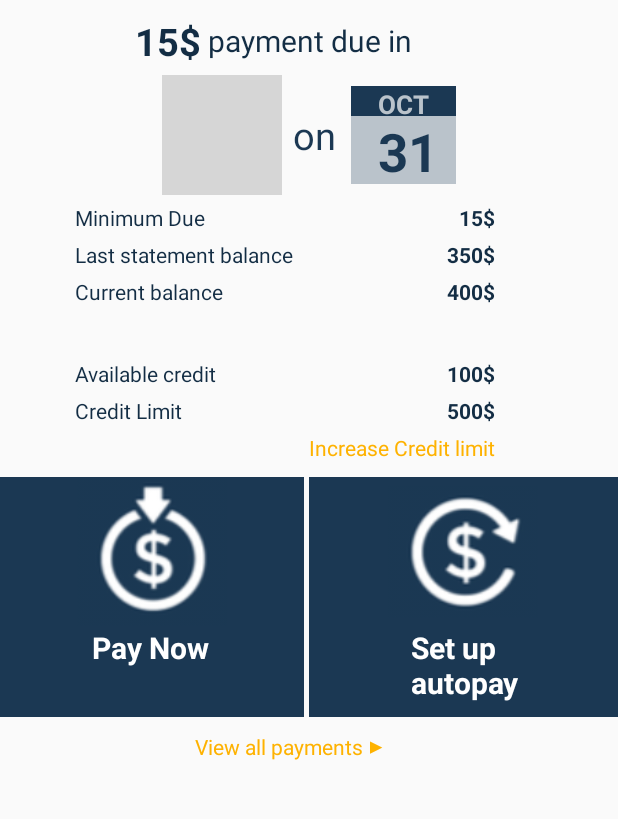
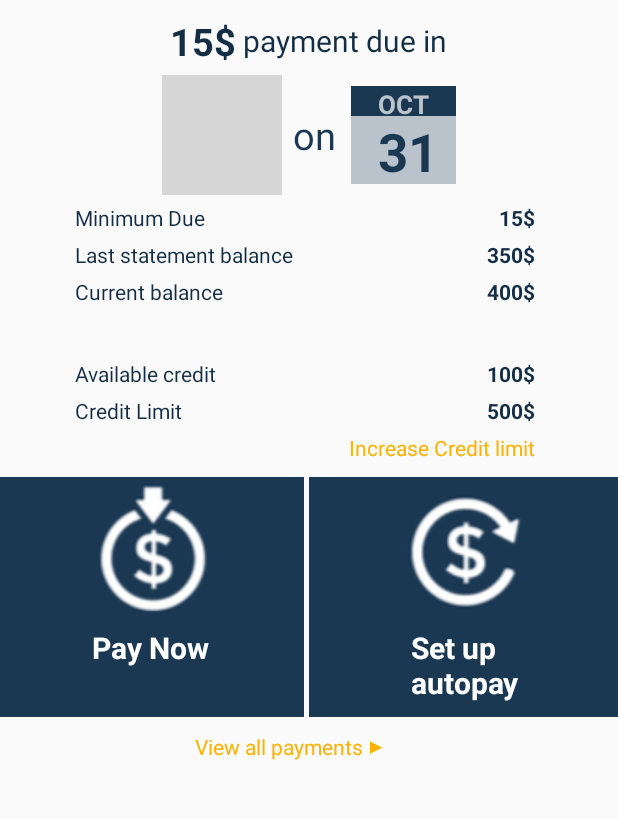
Before and after one commit to anshilbhansali/SelfScoreApp, an Android app: the PayBillActivity screen opened directly, with no data from a screen before it, on a phone screen of 412 x 824 dp, the part 84-903 px from its top. Run offline under Robolectric (Android 15) with nearby library versions, the phone set to English and light mode, and no system bars; plain views replace DonutProgress; grey boxes are pictures that could not be loaded.

```diff
--- a/app/src/main/java/com/selfscore/selfscoreapp/Activities/DashboardActivities/CreditAvailabilityActivity.java
+++ b/app/src/main/java/com/selfscore/selfscoreapp/Activities/DashboardActivities/CreditAvailabilityActivity.java
@@ -48,6 +48,7 @@ public class CreditAvailabilityActivity extends AppCompatActivity {
             }
         });
 
+        //POP UP BOX
         ImageView info_popup = (ImageView) findViewById(R.id.info_popup);
         final View popup = findViewById(R.id.pop_up);
         View close_b = popup.findViewById(R.id.close_popup);
--- a/app/src/main/res/drawable/my_button_applynow.xml
+++ b/app/src/main/res/drawable/my_button_applynow.xml
@@ -3,11 +3,11 @@
     android:shape="rectangle"
     android:padding="10dp">
     <!-- you can use any color you want I used here gray color-->
-    <solid android:color="#FF5C7286"/>
+    <solid android:color="#FF344C63"/>
     <corners android:bottomRightRadius="100dp"
         android:bottomLeftRadius="100dp"
         android:topLeftRadius="100dp"
         android:topRightRadius="100dp"/>
     <stroke android:width="2px"
-        android:color="#FF5C7286" />
+        android:color="#FF344C63" />
 </shape>
--- a/app/src/main/res/layout/activity_email_sent.xml
+++ b/app/src/main/res/layout/activity_email_sent.xml
@@ -106,7 +106,7 @@
 
             <Button
                 android:id="@+id/resend_button"
-                android:layout_width="230dp"
+                android:layout_width="250dp"
                 android:layout_height="wrap_content"
                 android:layout_marginTop="20dp"
                 android:text="Resend email"
--- a/app/src/main/res/layout/activity_my_profile.xml
+++ b/app/src/main/res/layout/activity_my_profile.xml
@@ -76,7 +76,7 @@
     <LinearLayout
         android:layout_width="match_parent"
         android:layout_height="70dp"
-        android:background="#e4e4e4"
+        android:background="#dee2e6"
         android:layout_marginTop="20dp"
         android:orientation="horizontal"
         android:paddingTop="8dp"
@@ -84,8 +84,8 @@
         >
 
         <ImageView
-            android:layout_width="50dp"
-            android:layout_height="50dp"
+            android:layout_width="45dp"
+            android:layout_height="45dp"
             android:src="@drawable/updateinfo_icon"
             android:layout_marginLeft="20dp"
             android:background="@drawable/updateinfo_icon"/>
--- a/app/src/main/res/layout/activity_paybill.xml
+++ b/app/src/main/res/layout/activity_paybill.xml
@@ -3,6 +3,16 @@
     android:orientation="vertical"
     android:layout_width="match_parent"
     android:layout_height="match_parent">
+
+    <ScrollView
+        android:layout_width="match_parent"
+        android:layout_height="match_parent">
+
+
+    <LinearLayout
+        android:layout_width="match_parent"
+        android:layout_height="match_parent"
+        android:orientation="vertical">
 
         <include layout="@layout/card_toolbar"></include>
 
@@ -10,7 +20,8 @@
             android:layout_width="match_parent"
             android:layout_height="wrap_content"
             android:orientation="horizontal"
-        android:layout_marginTop="10dp">
+            android:layout_marginTop="10dp"
+            android:gravity="center">
 
             <TextView
                 android:layout_width="wrap_content"
@@ -18,7 +29,7 @@
                 android:text="15$"
                 android:textSize="25sp"
                 android:layout_marginTop="0dp"
-            android:layout_marginLeft="90dp"
+                android:layout_marginLeft="0dp"
                 android:textStyle="bold"
                 android:textColor="@color/midnight" />
 
@@ -38,7 +49,7 @@
 
         <!--placeholder view, will change later-->
         <LinearLayout
-        android:layout_width="wrap_content"
+            android:layout_width="match_parent"
             android:layout_height="wrap_content"
             android:gravity="center"
             android:layout_gravity="center"
@@ -51,7 +62,7 @@
 
         <!--MINIMUM DUE-->
         <LinearLayout
-        android:layout_width="330dp"
+            android:layout_width="match_parent"
             android:layout_height="wrap_content"
             android:orientation="horizontal"
             android:layout_marginBottom="5dp">
@@ -76,13 +87,14 @@
                 android:text="15$"
                 android:layout_gravity="right"
                 android:textColor="@color/midnight"
-            android:textStyle="bold" />
+                android:textStyle="bold"
+                android:layout_marginRight="55dp"/>
 
         </LinearLayout>
 
         <!--LAST STATEMTN BALANCE-->
         <LinearLayout
-        android:layout_width="330dp"
+            android:layout_width="match_parent"
             android:layout_height="wrap_content"
             android:orientation="horizontal"
             android:layout_marginBottom="5dp">
@@ -107,13 +119,14 @@
                 android:text="350$"
                 android:layout_gravity="right"
                 android:textColor="@color/midnight"
-            android:textStyle="bold" />
+                android:textStyle="bold"
+                android:layout_marginRight="55dp"/>
 
         </LinearLayout>
 
         <!--CURR BAL-->
         <LinearLayout
-        android:layout_width="330dp"
+            android:layout_width="match_parent"
             android:layout_height="wrap_content"
             android:orientation="horizontal"
             android:layout_marginBottom="5dp">
@@ -138,13 +151,14 @@
                 android:text="400$"
                 android:layout_gravity="right"
                 android:textColor="@color/midnight"
-            android:textStyle="bold" />
+                android:textStyle="bold"
+                android:layout_marginRight="55dp"/>
 
         </LinearLayout>
 
         <!--AVAIL CRED-->
         <LinearLayout
-        android:layout_width="330dp"
+            android:layout_width="match_parent"
             android:layout_height="wrap_content"
             android:orientation="horizontal"
             android:layout_marginBottom="5dp"
@@ -170,13 +184,14 @@
                 android:text="100$"
                 android:layout_gravity="right"
                 android:textColor="@color/midnight"
-            android:textStyle="bold" />
+                android:textStyle="bold"
+                android:layout_marginRight="55dp"/>
 
         </LinearLayout>
 
         <!--CRED LIMIT-->
         <LinearLayout
-        android:layout_width="330dp"
+            android:layout_width="match_parent"
             android:layout_height="wrap_content"
             android:orientation="horizontal"
             android:layout_marginBottom="5dp">
@@ -201,13 +216,14 @@
                 android:text="500$"
                 android:layout_gravity="right"
                 android:textColor="@color/midnight"
-            android:textStyle="bold" />
+                android:textStyle="bold"
+                android:layout_marginRight="55dp"/>
 
         </LinearLayout>
 
         <!--INCR CRED LIM-->
         <LinearLayout
-        android:layout_width="330dp"
+            android:layout_width="match_parent"
             android:layout_height="wrap_content"
             android:orientation="horizontal"
             android:layout_marginBottom="10dp">
@@ -225,7 +241,8 @@
                 android:text="Increase Credit limit"
                 android:layout_marginLeft="50dp"
                 android:layout_gravity="right"
-            android:textColor="#feb200" />
+                android:textColor="#feb200"
+                android:layout_marginRight="55dp"/>
 
 
         </LinearLayout>
@@ -318,6 +335,10 @@
 
         </LinearLayout>
 
+    </LinearLayout>
+
+
+    </ScrollView>
 
 
 </LinearLayout>
--- a/app/src/main/res/layout/credit_lim_bar.xml
+++ b/app/src/main/res/layout/credit_lim_bar.xml
@@ -39,6 +39,7 @@
                 android:layout_height="match_parent"
                 android:background="@color/navy20"
                 android:layout_marginRight="0dp"
+                android:layout_weight="1"
                 />
 
             <TextView
@@ -46,6 +47,7 @@
                 android:layout_height="match_parent"
                 android:background="@color/sky"
                 android:layout_marginRight="0dp"
+                android:layout_weight="1.5"
                 />
 
             <TextView
@@ -53,6 +55,7 @@
                 android:layout_height="match_parent"
                 android:background="@color/teal"
                 android:layout_marginRight="0dp"
+                android:layout_weight="3"
                 />
 
 
@@ -77,7 +80,7 @@
     <LinearLayout
         android:layout_width="wrap_content"
         android:layout_height="wrap_content"
-        android:layout_marginLeft="165dp">
+        android:layout_marginLeft="160dp">
 
         <include layout="@layout/text_bubble_pendingcreditlim"></include>
 
```
Also changed, not shown: app/src/main/AndroidManifest.xml (+9 -5 lines), app/src/main/java/com/selfscore/selfscoreapp/Activities/DashboardActivities/MainActivity.java (+51 -43 lines), app/src/main/java/com/selfscore/selfscoreapp/Activities/LoginActivities/LoginActivity.java (+7 -0 lines), app/src/main/res/layout/activity_credit_availability.xml (+12 -2 lines). Lines whose indentation alone changed are shown as unchanged.
